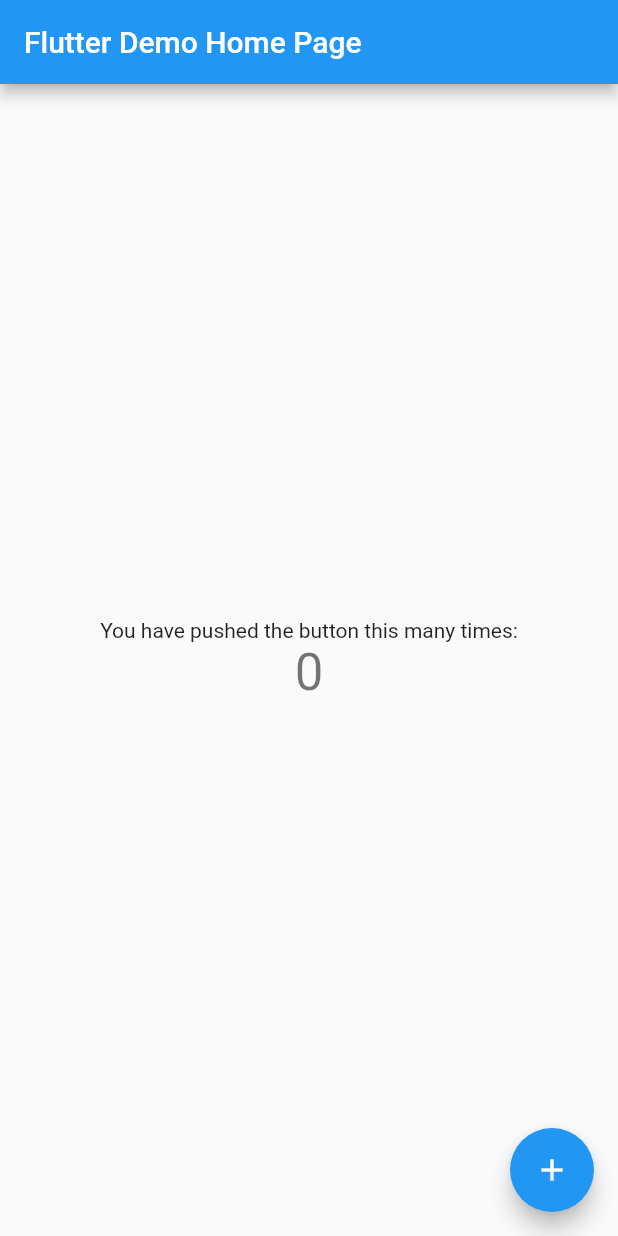
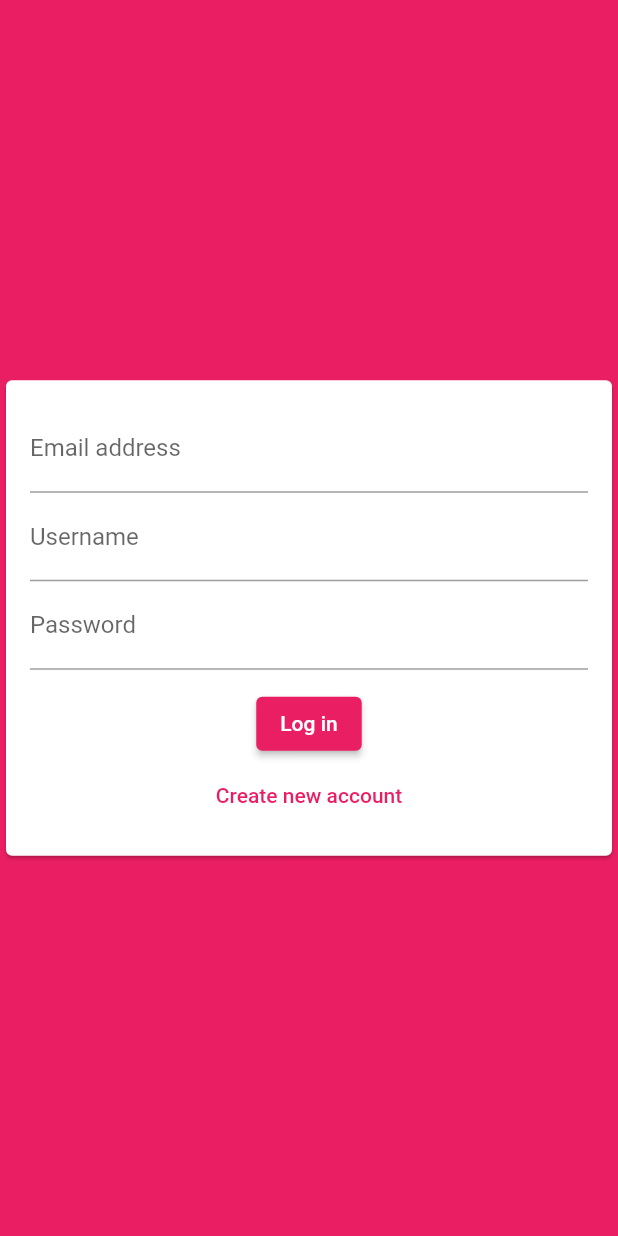
Before and after one commit to Beybaris/Chat_app, a Flutter app: the screen it shows after launch, on a phone screen of 412 x 824 dp. Run offline on Flutter 3.47's test engine with Material 2 defaults, Android fonts, the phone set to English and light mode, and no system bars; our stand-ins replace cloud_firestore, firebase_core; accounts and stored records are empty.

Commit message:
AuthScreen, ChatScreen, add firebase

```diff
--- a/lib/main.dart
+++ b/lib/main.dart
@@ -1,115 +1,31 @@
+import 'package:chat_app/screens/auth_screen.dart';
 import 'package:flutter/material.dart';
+import 'package:chat_app/screens/chat_screen.dart';
+import 'package:firebase_core/firebase_core.dart';
 
-void main() {
-  runApp(const MyApp());
+void main() async {
+  WidgetsFlutterBinding.ensureInitialized();
+  await Firebase.initializeApp();
+  runApp(MyApp());
 }
 
 class MyApp extends StatelessWidget {
   const MyApp({super.key});
-
-  // This widget is the root of your application.
   @override
   Widget build(BuildContext context) {
     return MaterialApp(
       title: 'Flutter Demo',
       theme: ThemeData(
-        // This is the theme of your application.
-        //
-        // Try running your application with "flutter run". You'll see the
-        // application has a blue toolbar. Then, without quitting the app, try
-        // changing the primarySwatch below to Colors.green and then invoke
-        // "hot reload" (press "r" in the console where you ran "flutter run",
-        // or simply save your changes to "hot reload" in a Flutter IDE).
-        // Notice that the counter didn't reset back to zero; the application
-        // is not restarted.
-        primarySwatch: Colors.blue,
+        primarySwatch: Colors.pink,
+        backgroundColor: Colors.pink,
+        accentColor: Colors.deepPurple,
+        buttonTheme: ButtonTheme.of(context).copyWith(
+          shape: RoundedRectangleBorder(
+            borderRadius: BorderRadius.circular(20),
+          )
+        )
       ),
-      home: const MyHomePage(title: 'Flutter Demo Home Page'),
+      home: AuthScreen(),
     );
   }
 }
-
-class MyHomePage extends StatefulWidget {
-  const MyHomePage({super.key, required this.title});
-
-  // This widget is the home page of your application. It is stateful, meaning
-  // that it has a State object (defined below) that contains fields that affect
-  // how it looks.
-
-  // This class is the configuration for the state. It holds the values (in this
-  // case the title) provided by the parent (in this case the App widget) and
-  // used by the build method of the State. Fields in a Widget subclass are
-  // always marked "final".
-
-  final String title;
-
-  @override
-  State<MyHomePage> createState() => _MyHomePageState();
-}
-
-class _MyHomePageState extends State<MyHomePage> {
-  int _counter = 0;
-
-  void _incrementCounter() {
-    setState(() {
-      // This call to setState tells the Flutter framework that something has
-      // changed in this State, which causes it to rerun the build method below
-      // so that the display can reflect the updated values. If we changed
-      // _counter without calling setState(), then the build method would not be
-      // called again, and so nothing would appear to happen.
-      _counter++;
-    });
-  }
-
-  @override
-  Widget build(BuildContext context) {
-    // This method is rerun every time setState is called, for instance as done
-    // by the _incrementCounter method above.
-    //
-    // The Flutter framework has been optimized to make rerunning build methods
-    // fast, so that you can just rebuild anything that needs updating rather
-    // than having to individually change instances of widgets.
-    return Scaffold(
-      appBar: AppBar(
-        // Here we take the value from the MyHomePage object that was created by
-        // the App.build method, and use it to set our appbar title.
-        title: Text(widget.title),
-      ),
-      body: Center(
-        // Center is a layout widget. It takes a single child and positions it
-        // in the middle of the parent.
-        child: Column(
-          // Column is also a layout widget. It takes a list of children and
-          // arranges them vertically. By default, it sizes itself to fit its
-          // children horizontally, and tries to be as tall as its parent.
-          //
-          // Invoke "debug painting" (press "p" in the console, choose the
-          // "Toggle Debug Paint" action from the Flutter Inspector in Android
-          // Studio, or the "Toggle Debug Paint" command in Visual Studio Code)
-          // to see the wireframe for each widget.
-          //
-          // Column has various properties to control how it sizes itself and
-          // how it positions its children. Here we use mainAxisAlignment to
-          // center the children vertically; the main axis here is the vertical
-          // axis because Columns are vertical (the cross axis would be
-          // horizontal).
-          mainAxisAlignment: MainAxisAlignment.center,
-          children: <Widget>[
-            const Text(
-              'You have pushed the button this many times:',
-            ),
-            Text(
-              '$_counter',
-              style: Theme.of(context).textTheme.headline4,
-            ),
-          ],
-        ),
-      ),
-      floatingActionButton: FloatingActionButton(
-        onPressed: _incrementCounter,
-        tooltip: 'Increment',
-        child: const Icon(Icons.add),
-      ), // This trailing comma makes auto-formatting nicer for build methods.
-    );
-  }
-}
--- a/lib/screens/auth_screen.dart
+++ b/lib/screens/auth_screen.dart
@@ -0,0 +1,72 @@
+import 'package:flutter/cupertino.dart';
+import 'package:flutter/material.dart';
+
+class AuthScreen extends StatefulWidget {
+  @override
+  _AuthScreenState createState() => _AuthScreenState();
+}
+
+class _AuthScreenState extends State<AuthScreen> {
+  @override
+  Widget build(BuildContext context) {
+    return Scaffold(
+      backgroundColor: Theme.of(context).primaryColor,
+      body: Center(
+        child: Card(
+          child: SingleChildScrollView(
+            child: Padding(
+              padding: EdgeInsets.all(16.0),
+              child: Form(
+                child: Column(
+                  mainAxisSize: MainAxisSize.min,
+                  children: [
+                    TextFormField(
+                      validator: (value) {
+                        if(value!.isEmpty || !value.contains('@')) {
+                          return 'Please enter a valid email address';
+                        }
+                      },
+                      keyboardType: TextInputType.emailAddress,
+                      decoration: InputDecoration(
+                        labelText: 'Email address'
+                      ),
+                    ),
+                    TextFormField(
+                      // validator: (value) {
+                      //   if(value.isEmpty || )
+                      // }
+                      decoration: InputDecoration(
+                        labelText: 'Username'
+                      )
+                    ),
+                    TextFormField(
+                      validator: (value) {
+                        if(value!.isEmpty || value.length < 7) {
+                          return 'Password must be at least 7 characters long.';
+                        }
+                      },
+                      obscureText: true,
+                      decoration: InputDecoration(
+                        labelText: 'Password'
+                      )
+                    ),
+                    SizedBox(height: 12),
+                    ElevatedButton(
+                        onPressed: () {},
+                        child: Text('Log in')
+                    ),
+
+                    TextButton(
+                      onPressed: () {},
+                      child: Text('Create new account'),
+                    )
+                  ],
+                )
+              )
+            )
+          )
+        )
+      )
+    );
+  }
+}
--- a/pubspec.yaml
+++ b/pubspec.yaml
@@ -36,6 +36,7 @@ dependencies:
   # The following adds the Cupertino Icons font to your application.
   # Use with the CupertinoIcons class for iOS style icons.
   cupertino_icons: ^1.0.2
+  cloud_firestore: ^3.4.4
 
 dev_dependencies:
   flutter_test:
```
Also changed, not shown: lib/screens/chat_screen.dart (+36 -0 lines), pubspec.lock, 4 other files.
